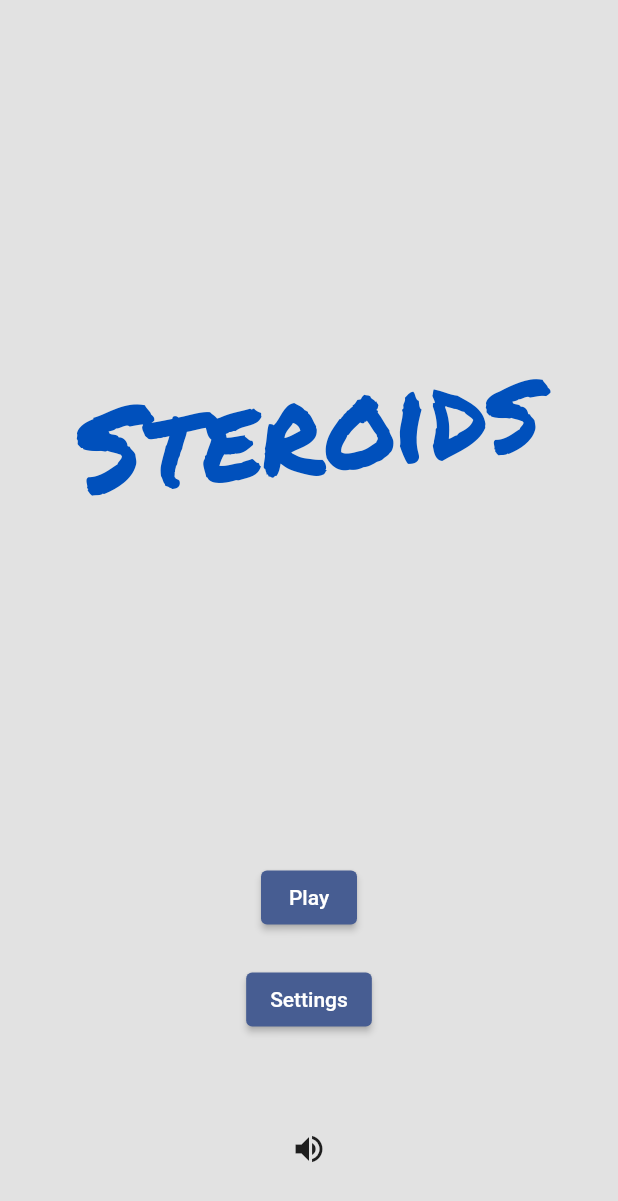
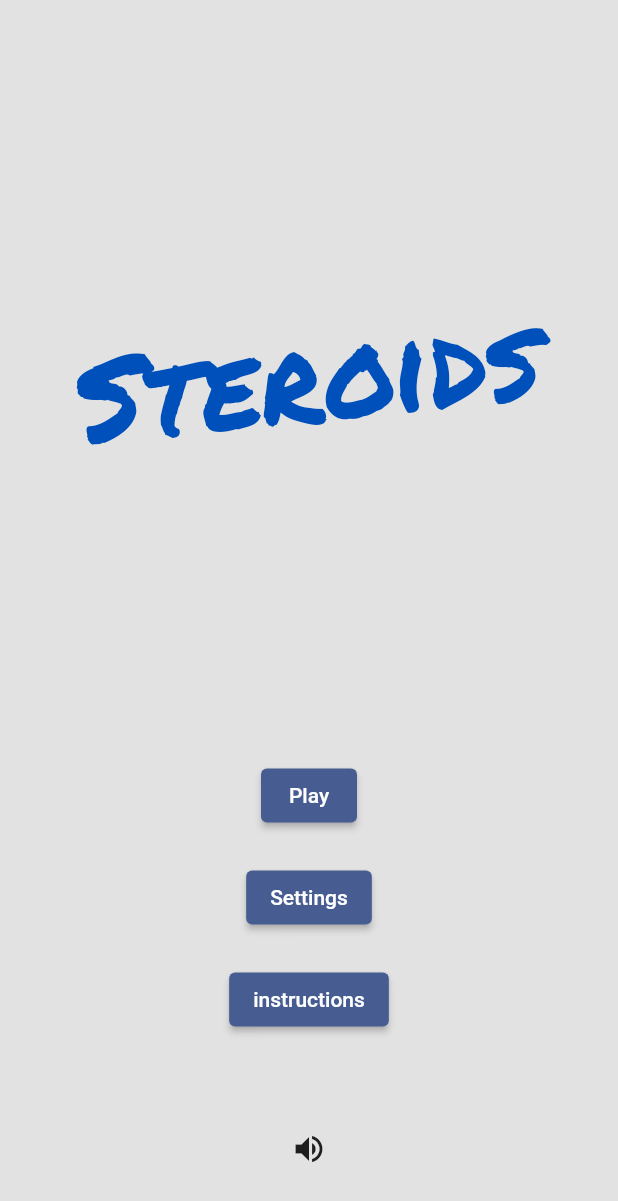
Before and after one commit to cybaker/Steroids, a Flutter app: the screen it shows after launch, on a phone screen of 412 x 824 dp. Shown: the top 1201 px of the screen. Run offline on Flutter 3.47's test engine with Material 2 defaults, Android fonts, the phone set to English and light mode, and no system bars; our stand-ins replace audioplayers, firebase_core, firebase_crashlytics, go_router, google_mobile_ads, in_app_purchase and 1 more; missing offline and left inert: flame, flame_audio, games_services; accounts and stored records are empty.

Commit message:
Add basic instructions

```diff
--- a/lib/main.dart
+++ b/lib/main.dart
@@ -6,6 +6,7 @@ import 'package:firebase_crashlytics/firebase_crashlytics.dart';
 import 'package:flutter/foundation.dart';
 import 'package:flutter/material.dart';
 import 'package:flutter/services.dart';
+import 'package:steroids/src/instructions/instructions_screen.dart';
 import 'src/game/view/game_view.dart';
 import 'package:go_router/go_router.dart';
 import 'package:logging/logging.dart';
@@ -169,6 +170,11 @@ class MyApp extends StatelessWidget {
               builder: (context, state) =>
                   const SettingsScreen(key: Key('settings')),
             ),
+            GoRoute(
+              path: 'instructions',
+              builder: (context, state) =>
+              const InstructionsScreen(key: Key('instructions')),
+            ),
           ]),
     ],
   );
--- a/lib/src/main_menu/main_menu_screen.dart
+++ b/lib/src/main_menu/main_menu_screen.dart
@@ -76,6 +76,11 @@ class MainMenuScreen extends StatelessWidget {
               child: const Text('Settings'),
             ),
             _gap,
+            ElevatedButton(
+              onPressed: () => GoRouter.of(context).go('/instructions'),
+              child: const Text('instructions'),
+            ),
+            _gap,
             Padding(
               padding: const EdgeInsets.only(top: 32),
               child: ValueListenableBuilder<bool>(
```
Also changed, not shown: lib/src/instructions/instructions_screen.dart (added, +62 -0 lines).
